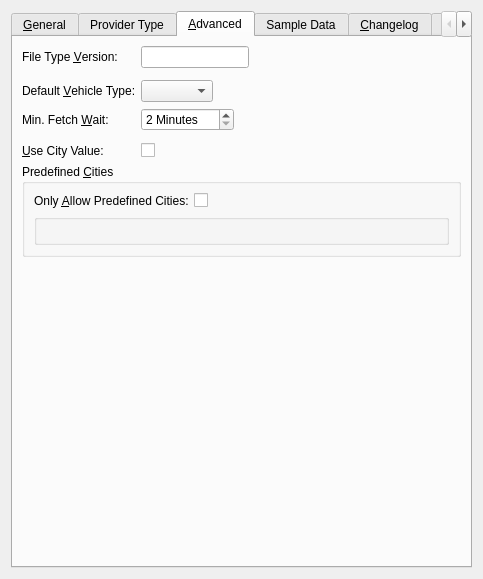
First picture: the form in engine/timetablemate/src/timetablemateview_base.ui, repository KDE/publictransport, before the edit.
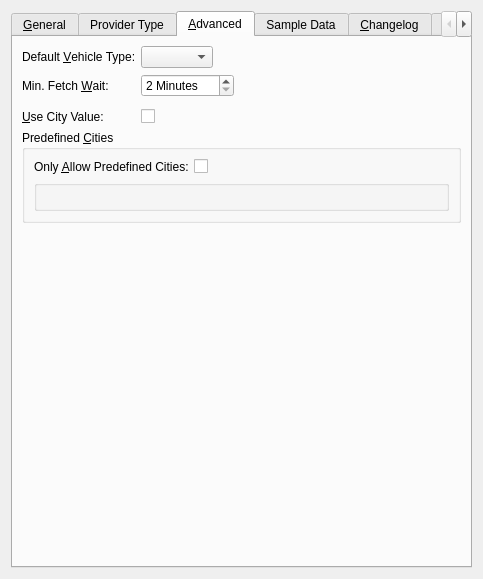
Second picture: the form after the edit. The open tabs and pages were chosen to show the change. Custom widgets are drawn as their Qt base class.

```diff
--- a/engine/timetablemate/src/timetablemateview_base.ui
+++ b/engine/timetablemate/src/timetablemateview_base.ui
@@ -699,45 +699,7 @@
        <property name="fieldGrowthPolicy">
         <enum>QFormLayout::ExpandingFieldsGrow</enum>
        </property>
-       <item row="0" column="0">
-        <widget class="QLabel" name="lblFileVersion">
-         <property name="text">
-          <string>File Type &amp;Version:</string>
-         </property>
-         <property name="buddy">
-          <cstring>fileVersion</cstring>
-         </property>
-        </widget>
-       </item>
-       <item row="0" column="1">
-        <widget class="KLineEdit" name="fileVersion">
-         <property name="enabled">
-          <bool>true</bool>
-         </property>
-         <property name="sizePolicy">
-          <sizepolicy hsizetype="Preferred" vsizetype="Fixed">
-           <horstretch>0</horstretch>
-           <verstretch>0</verstretch>
-          </sizepolicy>
-         </property>
-         <property name="toolTip">
-          <string comment="@info:tooltip">The version of the PublicTransport service provider plugin file type.&lt;nl/&gt;The PublicTransport data engine currently only accepts 1.0 as version</string>
-         </property>
-         <property name="inputMask">
-          <string/>
-         </property>
-         <property name="maxLength">
-          <number>64</number>
-         </property>
-         <property name="showClearButton" stdset="0">
-          <bool>true</bool>
-         </property>
-        </widget>
-       </item>
-       <item row="2" column="0" colspan="2">
-        <widget class="KSeparator" name="kseparator_2"/>
-       </item>
-       <item row="3" column="0">
+       <item row="1" column="0">
         <widget class="QLabel" name="lblDefaultVehicleType">
          <property name="text">
           <string>Default &amp;Vehicle Type:</string>
@@ -747,15 +709,15 @@
          </property>
         </widget>
        </item>
-       <item row="3" column="1">
+       <item row="1" column="1">
         <widget class="KComboBox" name="defaultVehicleType">
          <property name="toolTip">
           <string comment="@info:tooltip">The vehicle type to be used if it could not be determined from the parsed document.</string>
          </property>
         </widget>
        </item>
-       <item row="4" column="0">
-        <widget class="QLabel" name="lblRawStopSuggestionsUrl_2">
+       <item row="2" column="0">
+        <widget class="QLabel" name="lblMinFetchWait">
          <property name="text">
           <string>Min. Fetch &amp;Wait:</string>
          </property>
@@ -764,7 +726,7 @@
          </property>
         </widget>
        </item>
-       <item row="4" column="1">
+       <item row="2" column="1">
         <widget class="QSpinBox" name="minFetchWait">
          <property name="toolTip">
           <string comment="@info:tooltip">The minimum time in minutes to wait between fetches of the same URL.
@@ -790,10 +752,10 @@
          </property>
         </widget>
        </item>
-       <item row="5" column="0" colspan="2">
+       <item row="3" column="0" colspan="2">
         <widget class="KSeparator" name="kseparator"/>
        </item>
-       <item row="6" column="0">
+       <item row="4" column="0">
         <widget class="QLabel" name="lblUseCityValue">
          <property name="text">
           <string>&amp;Use City Value:</string>
@@ -803,15 +765,15 @@
          </property>
         </widget>
        </item>
-       <item row="6" column="1">
+       <item row="4" column="1">
         <widget class="QCheckBox" name="useCityValue">
          <property name="text">
           <string/>
          </property>
         </widget>
        </item>
-       <item row="7" column="0" colspan="2">
-        <widget class="QGroupBox" name="groupBox">
+       <item row="5" column="0" colspan="2">
+        <widget class="QGroupBox" name="grpPredefinedCities">
          <property name="title">
           <string>Predefined &amp;Cities</string>
          </property>
```
Left out of the diff: 1 changed line with no effect on the pictures.
